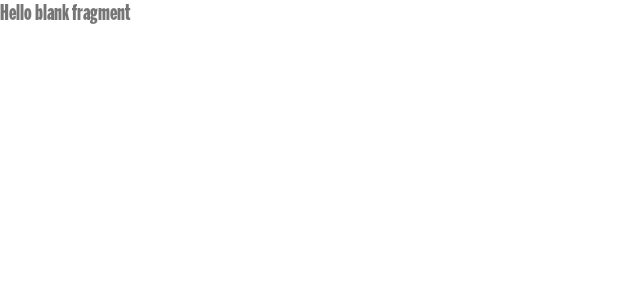
After one commit to liebersonsantos/MarvelCharacters, an Android app: the layout fragment_favorites.xml on its own in the app's theme, with its tools: preview values and no code run, on a phone screen of 412 x 824 dp. The commit adds this screen. Shown: the top 300 px of the screen. Run offline under Robolectric (Android 15) with nearby library versions, the phone set to English and light mode, and no system bars.

Commit message:
init favorites

```diff
--- /dev/null
+++ b/app/src/main/res/layout/fragment_favorites.xml
@@ -0,0 +1,14 @@
+<?xml version="1.0" encoding="utf-8"?>
+<FrameLayout xmlns:android="http://schemas.android.com/apk/res/android"
+    xmlns:tools="http://schemas.android.com/tools"
+    android:layout_width="match_parent"
+    android:layout_height="match_parent"
+    tools:context=".ui.fragments.favorites.FavoritesFragment">
+
+    <!-- TODO: Update blank fragment layout -->
+    <TextView
+        android:layout_width="match_parent"
+        android:layout_height="match_parent"
+        android:text="@string/hello_blank_fragment" />
+
+</FrameLayout>
--- a/app/src/main/res/values/strings.xml
+++ b/app/src/main/res/values/strings.xml
@@ -6,5 +6,7 @@
     <string name="bookmarking_error">erro ao inserir na lista de favoritos</string>
     <string name="bookmarking_success">item favoritado com sucesso</string>
     <string name="toolbar_search">Pesquisar</string>
+    <!-- TODO: Remove or change this placeholder text -->
+    <string name="hello_blank_fragment">Hello blank fragment</string>
 
 </resources>
```
Also changed, not shown: app/src/main/java/br/com/liebersonsantos/marvelcharacters/ui/fragments/favorites/FavoritesFragment.kt (added, +38 -0 lines), app/src/main/java/br/com/liebersonsantos/marvelcharacters/ui/fragments/favorites/viewmodel/FavoritesViewModel.kt (added, +22 -0 lines).
